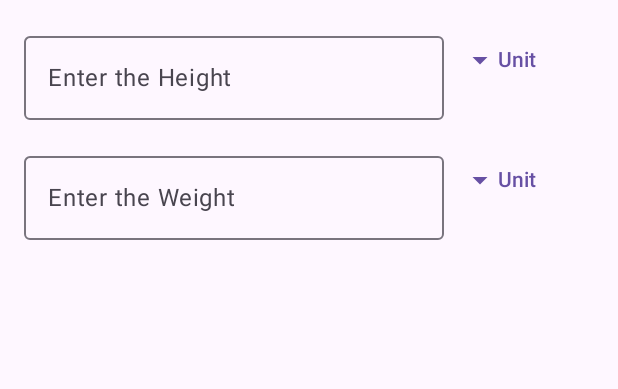
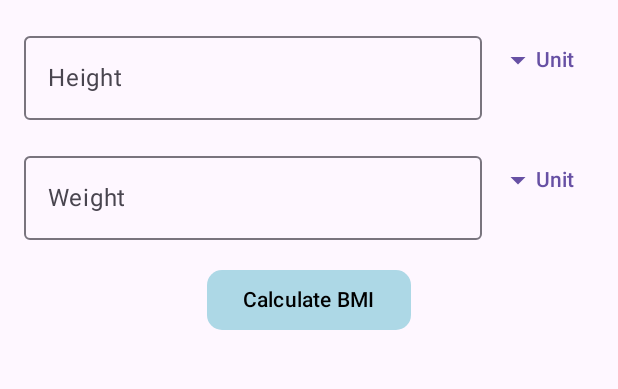
Before and after one commit to SiddharthKote1/BMI_Calculator, an Android app built with Jetpack Compose: the @Preview function HomeViewPreview, on a phone screen of 412 x 824 dp, the part 96-485 px from its top. Run offline under Robolectric (Android 15) with nearby library versions, the phone set to English and light mode, and no system bars.

Commit message:
Eight commit

```diff
--- a/app/src/main/java/HomeView.kt
+++ b/app/src/main/java/HomeView.kt
@@ -1,183 +1,150 @@
-import androidx.compose.foundation.layout.Box
-import androidx.compose.foundation.layout.Column
-import androidx.compose.foundation.layout.Row
-import androidx.compose.foundation.layout.Spacer
-import androidx.compose.foundation.layout.fillMaxSize
-import androidx.compose.foundation.layout.height
-import androidx.compose.foundation.layout.padding
+import androidx.compose.foundation.layout.*
+import androidx.compose.foundation.shape.RoundedCornerShape
 import androidx.compose.material.icons.Icons
 import androidx.compose.material.icons.filled.ArrowDropDown
-import androidx.compose.material3.DropdownMenu
-import androidx.compose.material3.DropdownMenuItem
-import androidx.compose.material3.ExperimentalMaterial3Api
-import androidx.compose.material3.Icon
-import androidx.compose.material3.OutlinedTextField
-import androidx.compose.material3.Scaffold
-import androidx.compose.material3.Text
-import androidx.compose.material3.TextButton
-import androidx.compose.material3.TopAppBar
-import androidx.compose.material3.TopAppBarDefaults
-import androidx.compose.runtime.Composable
-import androidx.compose.runtime.getValue
-import androidx.compose.runtime.mutableStateOf
-import androidx.compose.runtime.remember
-import androidx.compose.runtime.setValue
+import androidx.compose.material3.*
+import androidx.compose.runtime.*
+import androidx.compose.ui.Alignment
 import androidx.compose.ui.Modifier
 import androidx.compose.ui.graphics.Color
 import androidx.compose.ui.tooling.preview.Preview
 import androidx.compose.ui.unit.dp
 
+
 @OptIn(ExperimentalMaterial3Api::class)
 @Composable
-fun HomeView(modifier:Modifier=Modifier) {
-    //This are for the height and input values for the person
+fun HomeView(modifier: Modifier = Modifier) {
+    // Height and weight inputs
     var heightInput by remember { mutableStateOf("") }
     var weightInput by remember { mutableStateOf("") }
-    //This are expand menus for the height and for the weight
 
-    var HeightDropdownMenuExpand by remember { mutableStateOf(false) }
-    var WeightDropdownMenuExpand by remember { mutableStateOf(false) }
+    // Dropdown menu state for height and weight units
+    var heightDropdownMenuExpanded by remember { mutableStateOf(false) }
+    var weightDropdownMenuExpanded by remember { mutableStateOf(false) }
 
-    //Units
-    var HUnit by remember {mutableStateOf("Unit")}
-    var WUnit by remember {mutableStateOf("Unit")}
+    // Units for height and weight
+    var heightUnit by remember { mutableStateOf("Unit") }
+    var weightUnit by remember { mutableStateOf("Unit") }
 
-    //Feet and Inches for height
-    var feet by remember {mutableStateOf("")}
-    var Inches by remember {mutableStateOf("")}
+    // Feet and inches for height
+    var feet by remember { mutableStateOf("") }
+    var inches by remember { mutableStateOf("") }
 
     Scaffold(
         topBar = {
             TopAppBar(
-                title = {
-                    Text(text = "BMI Calculator")
-                    //BMI Calculater text at the top of the scaffold or the screen
-                },
+                title = { Text(text = "BMI Calculator") },
                 colors = TopAppBarDefaults.topAppBarColors(
                     containerColor = Color.DarkGray,
                     titleContentColor = Color.Black
                 )
-                //titleContentColor is color of the text in the top Appbar Scaffold
-                //container color is color of the app bar
             )
         }
     ) { paddingValues ->
-        //Always whenever we use Scaffold use paddingvalues so that the content of the Scaffold
-        //and the content of the other does not overlap with each other
         Column(
-            modifier = Modifier.fillMaxSize().padding(paddingValues).padding(16.dp)
-            //Adds padding 16 from all sides
+            modifier = Modifier
+                .fillMaxSize()
+                .padding(paddingValues)
+                .padding(16.dp)
         ) {
-            Row(
-            ) {
-                if(HUnit=="feet"){
+            // Height Input
+            Row {
+                if (heightUnit == "feet") {
                     OutlinedTextField(
                         value = feet,
-                        onValueChange = {
-                            feet =it
-                        },
-                        label = {
-                            Text(text ="Enter the feet")
-                        },
-                        modifier=Modifier.weight(1f)
+                        onValueChange = { feet = it },
+                        label = { Text(text = "Feet") },
+                        modifier = Modifier.weight(1f)
                     )
                     OutlinedTextField(
-                        value = Inches,
-                        onValueChange = {
-                            Inches = it
-                        },
-                        label = {
-                            Text(text = "Enter the Inches")
-                        },
-                        modifier=Modifier.weight(1f)
+                        value = inches,
+                        onValueChange = { inches = it },
+                        label = { Text(text = "Inches") },
+                        modifier = Modifier.weight(1f)
+                    )
+                } else {
+                    OutlinedTextField(
+                        value = heightInput,
+                        onValueChange = { heightInput = it },
+                        label = { Text(text = "Height") },
+                        modifier = Modifier.weight(1f)
                     )
                 }
-                OutlinedTextField(
-                    value = heightInput,
-                    onValueChange = {
-                        heightInput = it
-                    },
-                    label = {
-                        Text(text = "Enter the Height ")
-                    }
-                )
-                Box(
-                ) {
-                    TextButton(onClick = {
-                        HeightDropdownMenuExpand = true
-                    }) {
-                        Icon(
-                            Icons.Default.ArrowDropDown,
-                            contentDescription = "you are good enough to know that"
-                        )
-                              Text(text=HUnit)
+                Box {
+                    TextButton(onClick = { heightDropdownMenuExpanded = true }) {
+                        Icon(Icons.Default.ArrowDropDown, contentDescription = "Select Unit")
+                        Text(text = heightUnit)
                     }
                     DropdownMenu(
-                        expanded = HeightDropdownMenuExpand,
-                        onDismissRequest = {
-                            HeightDropdownMenuExpand =false
-                        }) {
+                        expanded = heightDropdownMenuExpanded,
+                        onDismissRequest = { heightDropdownMenuExpanded = false }
+                    ) {
                         DropdownMenuItem(
-                            text = { Text("feet") },
+                            text = { Text("Feet") },
                             onClick = {
-                                HeightDropdownMenuExpand = false
-                                HUnit = "feet"
+                                heightDropdownMenuExpanded = false
+                                heightUnit = "feet"
                             }
                         )
                         DropdownMenuItem(
-                            text ={Text("metres")},
+                            text = { Text("Meters") },
                             onClick = {
-                                HeightDropdownMenuExpand =false
-                                HUnit = "metres"
+                                heightDropdownMenuExpanded = false
+                                heightUnit = "meters"
+                            }
+                        )
+                    }
+                }
+            }
+
+            Spacer(modifier = Modifier.height(16.dp))
+
+            // Weight Input
+            Row {
+                OutlinedTextField(
+                    value = weightInput,
+                    onValueChange = { weightInput = it },
+                    label = { Text(text = "Weight") },
+                    modifier = Modifier.weight(1f)
+                )
+                Box {
+                    TextButton(onClick = { weightDropdownMenuExpanded = true }) {
+                        Icon(Icons.Default.ArrowDropDown, contentDescription = "Select Unit")
+                        Text(text = weightUnit)
+                    }
+                    DropdownMenu(
+                        expanded = weightDropdownMenuExpanded,
+                        onDismissRequest = { weightDropdownMenuExpanded = false }
+                    ) {
+                        DropdownMenuItem(
+                            text = { Text("Kg") },
+                            onClick = {
+                                weightDropdownMenuExpanded = false
+                                weightUnit = "kg"
+                            }
+                        )
+                        DropdownMenuItem(
+                            text = { Text("Lbs") },
+                            onClick = {
+                                weightDropdownMenuExpanded = false
+                                weightUnit = "lbs"
                             }
                         )
                     }
                 }
             }
             Spacer(modifier = Modifier.height(16.dp))
-            Row(
-                modifier=Modifier.fillMaxSize()
-            ){
-                OutlinedTextField(
-                    value=weightInput,
-                    onValueChange={
-                        weightInput =it
-                    },
-                    label = {
-                        Text(text="Enter the Weight")
-                    }
-                )
-                Box(){
-                    TextButton(onClick = {
-                        WeightDropdownMenuExpand = true
-                    }) {
-                       // Text(text = "Unit")
-                        Icon(
-                            Icons.Default.ArrowDropDown,
-                            contentDescription = "you are good enough to know that"
-                        )
-                        Text(text = WUnit)
-                    }
-                    DropdownMenu(
-                        expanded = WeightDropdownMenuExpand,
-                        onDismissRequest = {
-                            WeightDropdownMenuExpand =false
-                        }) {
-                        DropdownMenuItem(
-                            text = { Text("kg") },
-                            onClick = {
-                                WeightDropdownMenuExpand =false
-                                WUnit = "kg"
-                            }
-                        )
-                        DropdownMenuItem(
-                            text ={Text("lbs")},
-                            onClick = {
-                                WeightDropdownMenuExpand =false
-                                WUnit = "lbs"
-                            }
-                        )
-                    }
+            Row(modifier=Modifier.align(Alignment.CenterHorizontally)){
+                Button(
+                    onClick = {
+
+                    },shape = RoundedCornerShape(10.dp),
+                    colors = ButtonDefaults.buttonColors(
+                        containerColor = Color(0xFFADD8E6),
+                        contentColor = Color.Black
+                    )
+                ) {
+                    Text(text = "Calculate BMI")
                 }
             }
         }
@@ -186,7 +153,7 @@ fun HomeView(modifier:Modifier=Modifier) {
 
 
 @Composable
-@Preview(showBackground=true)
-fun HomeViewPreview(){
+@Preview(showBackground = true)
+fun HomeViewPreview() {
     HomeView()
 }
--- a/app/src/main/java/com/example/bmi/MainActivity.kt
+++ b/app/src/main/java/com/example/bmi/MainActivity.kt
@@ -1,4 +1,4 @@
-package com.example.myapplication
+package com.example.bmi2
 
 import HomeView
 import android.os.Bundle
@@ -19,7 +19,7 @@ class MainActivity : ComponentActivity() {
         super.onCreate(savedInstanceState)
         enableEdgeToEdge()
         setContent {
-             BMITheme {
+            BMITheme {
                 Scaffold(
                     modifier = Modifier.fillMaxSize()
                 ) { innerPadding ->
```
Also changed, not shown: 4 other files.
